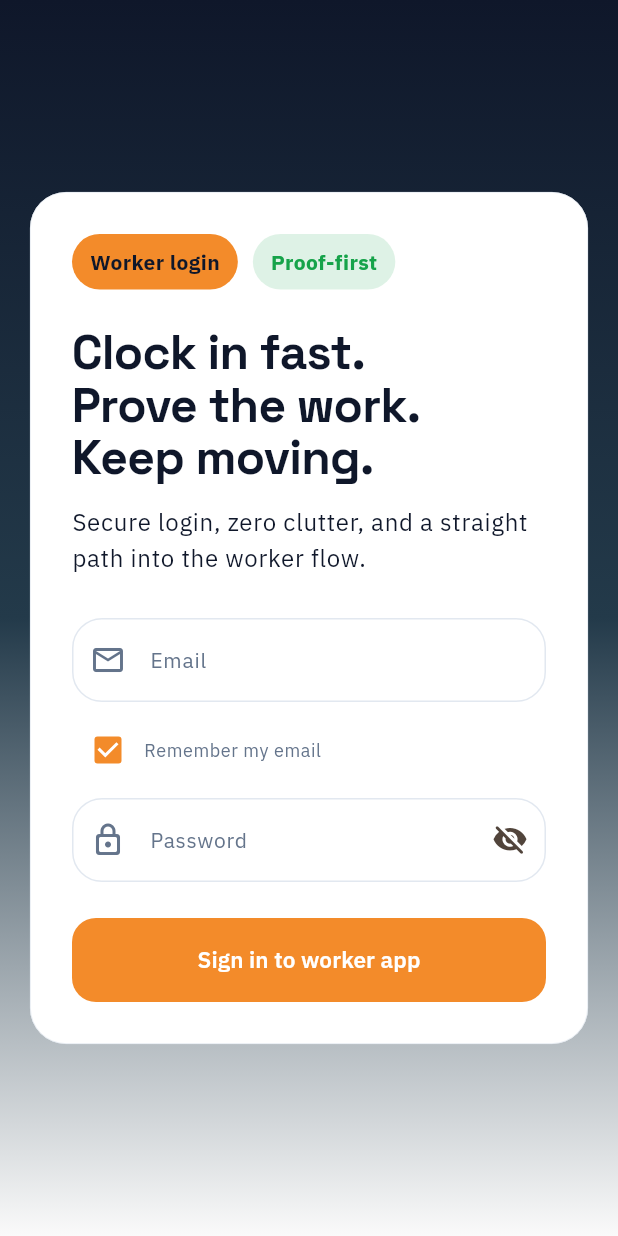
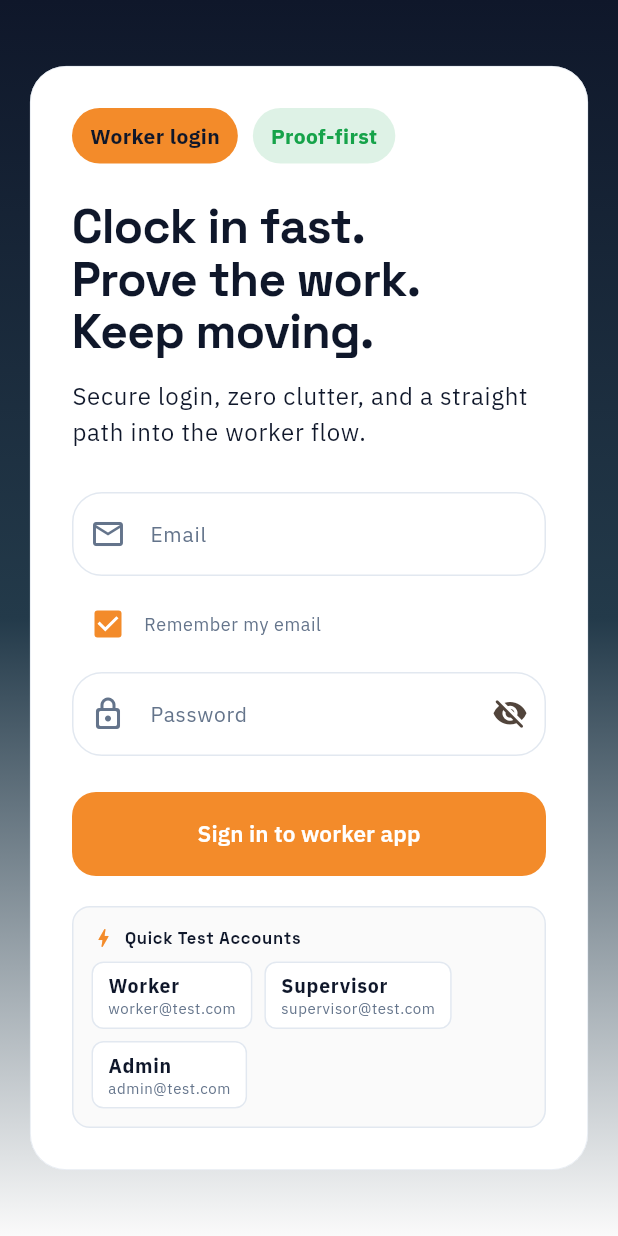
Before and after one commit to seancheick/FieldOpsAi, a Flutter app: the LoginScreen screen opened directly, on a phone screen of 412 x 824 dp. Run offline on Flutter 3.47's test engine with Material 3 defaults, Android fonts, the phone set to English and light mode, and no system bars; our stand-ins replace camera, connectivity_plus, drift, flutter_riverpod, flutter_secure_storage, geolocator and 4 more; accounts and stored records are empty; generated files the repository leaves out were written again.

Commit message:
feat(mobile): add quick test credentials chips to login screen

```diff
--- a/apps/fieldops_mobile/lib/features/auth/presentation/login_screen.dart
+++ b/apps/fieldops_mobile/lib/features/auth/presentation/login_screen.dart
@@ -245,6 +245,85 @@ class _LoginScreenState extends ConsumerState<LoginScreen> {
                                           'Sign in to worker app'),
                                 ),
                               ),
+                              const SizedBox(height: 20),
+                              Container(
+                                width: double.infinity,
+                                padding: const EdgeInsets.all(12),
+                                decoration: BoxDecoration(
+                                  color: palette.canvas,
+                                  borderRadius:
+                                      BorderRadius.circular(FieldOpsRadius.md),
+                                  border: Border.all(color: palette.border),
+                                ),
+                                child: Column(
+                                  crossAxisAlignment: CrossAxisAlignment.start,
+                                  children: [
+                                    Row(
+                                      children: [
+                                        Icon(
+                                          Icons.bolt_rounded,
+                                          size: 16,
+                                          color: palette.signal,
+                                        ),
+                                        const SizedBox(width: 6),
+                                        Text(
+                                          'Quick Test Accounts',
+                                          style: textTheme.labelSmall?.copyWith(
+                                            fontWeight: FontWeight.w700,
+                                            color: palette.slate,
+                                          ),
+                                        ),
+                                      ],
+                                    ),
+                                    const SizedBox(height: 8),
+                                    Wrap(
+                                      spacing: 8,
+                                      runSpacing: 8,
+                                      children: [
+                                        _TestAccountChip(
+                                          label: 'Worker',
+                                          email: 'worker@test.com',
+                                          onTap: () {
+                                            HapticFeedback.lightImpact();
+                                            setState(() {
+                                              _emailController.text =
+                                                  'worker@test.com';
+                                              _passwordController.text =
+                                                  'password123';
+                                            });
+                                          },
+                                        ),
+                                        _TestAccountChip(
+                                          label: 'Supervisor',
+                                          email: 'supervisor@test.com',
+                                          onTap: () {
+                                            HapticFeedback.lightImpact();
+                                            setState(() {
+                                              _emailController.text =
+                                                  'supervisor@test.com';
+                                              _passwordController.text =
+                                                  'password123';
+                                            });
+                                          },
+                                        ),
+                                        _TestAccountChip(
+                                          label: 'Admin',
+                                          email: 'admin@test.com',
+                                          onTap: () {
+                                            HapticFeedback.lightImpact();
+                                            setState(() {
+                                              _emailController.text =
+                                                  'admin@test.com';
+                                              _passwordController.text =
+                                                  'password123';
+                                            });
+                                          },
+                                        ),
+                                      ],
+                                    ),
+                                  ],
+                                ),
+                              ),
                             ],
                           ),
                         ),
@@ -267,3 +346,57 @@ class _LoginScreenState extends ConsumerState<LoginScreen> {
     return 'Sign-in failed. Check your credentials and connection, then try again.';
   }
 }
+
+class _TestAccountChip extends StatelessWidget {
+  const _TestAccountChip({
+    required this.label,
+    required this.email,
+    required this.onTap,
+  });
+
+  final String label;
+  final String email;
+  final VoidCallback onTap;
+
+  @override
+  Widget build(BuildContext context) {
+    final palette = context.palette;
+    final textTheme = Theme.of(context).textTheme;
+
+    return Material(
+      color: palette.surfaceWhite,
+      borderRadius: BorderRadius.circular(FieldOpsRadius.sm),
+      child: InkWell(
+        onTap: onTap,
+        borderRadius: BorderRadius.circular(FieldOpsRadius.sm),
+        child: Container(
+          padding: const EdgeInsets.symmetric(horizontal: 10, vertical: 6),
+          decoration: BoxDecoration(
+            borderRadius: BorderRadius.circular(FieldOpsRadius.sm),
+            border: Border.all(color: palette.border),
+          ),
+          child: Column(
+            crossAxisAlignment: CrossAxisAlignment.start,
+            mainAxisSize: MainAxisSize.min,
+            children: [
+              Text(
+                label,
+                style: textTheme.labelMedium?.copyWith(
+                  fontWeight: FontWeight.w700,
+                  color: palette.slate,
+                ),
+              ),
+              Text(
+                email,
+                style: textTheme.bodySmall?.copyWith(
+                  fontSize: 10,
+                  color: palette.steel,
+                ),
+              ),
+            ],
+          ),
+        ),
+      ),
+    );
+  }
+}
```
